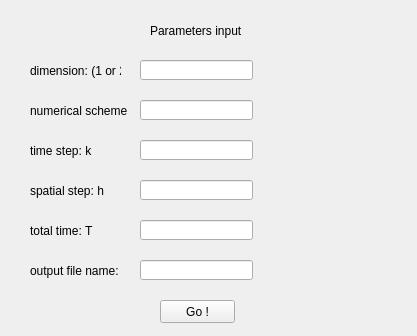
This is QT/heat_equation.ui in reposetory/FEM-A-1 as Qt 5 draws it before an edit. The edited form follows.
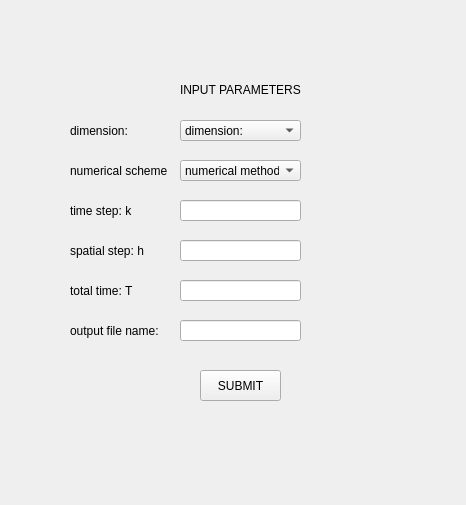
This is the edited form.

The edit to the form file:
```diff
--- a/QT/heat_equation.ui
+++ b/QT/heat_equation.ui
@@ -6,67 +6,31 @@
    <rect>
     <x>0</x>
     <y>0</y>
-    <width>417</width>
-    <height>336</height>
+    <width>466</width>
+    <height>505</height>
    </rect>
   </property>
   <property name="windowTitle">
    <string>heat_equation</string>
   </property>
-  <widget class="QLineEdit" name="dimension">
-   <property name="geometry">
-    <rect>
-     <x>140</x>
-     <y>60</y>
-     <width>113</width>
-     <height>20</height>
-    </rect>
-   </property>
-  </widget>
-  <widget class="QLabel" name="label">
-   <property name="geometry">
-    <rect>
-     <x>150</x>
-     <y>20</y>
-     <width>141</width>
-     <height>21</height>
-    </rect>
-   </property>
-   <property name="text">
-    <string>Parameters input</string>
-   </property>
-  </widget>
   <widget class="QLabel" name="label_2">
    <property name="geometry">
     <rect>
-     <x>30</x>
-     <y>60</y>
+     <x>70</x>
+     <y>120</y>
      <width>91</width>
      <height>21</height>
     </rect>
    </property>
    <property name="text">
-    <string>dimension: (1 or 2)</string>
-   </property>
-  </widget>
-  <widget class="QLineEdit" name="num_scheme">
-   <property name="geometry">
-    <rect>
-     <x>140</x>
-     <y>100</y>
-     <width>113</width>
-     <height>20</height>
-    </rect>
-   </property>
-   <property name="text">
-    <string/>
+    <string>dimension: </string>
    </property>
   </widget>
   <widget class="QLabel" name="label_3">
    <property name="geometry">
     <rect>
-     <x>30</x>
-     <y>100</y>
+     <x>70</x>
+     <y>160</y>
      <width>101</width>
      <height>21</height>
     </rect>
@@ -78,8 +42,8 @@
   <widget class="QLabel" name="label_4">
    <property name="geometry">
     <rect>
-     <x>30</x>
-     <y>140</y>
+     <x>70</x>
+     <y>200</y>
      <width>101</width>
      <height>21</height>
     </rect>
@@ -91,10 +55,10 @@
   <widget class="QLineEdit" name="time_step">
    <property name="geometry">
     <rect>
-     <x>140</x>
-     <y>140</y>
-     <width>113</width>
-     <height>20</height>
+     <x>180</x>
+     <y>200</y>
+     <width>121</width>
+     <height>21</height>
     </rect>
    </property>
    <property name="text">
@@ -104,23 +68,23 @@
   <widget class="QLabel" name="label_5">
    <property name="geometry">
     <rect>
-     <x>30</x>
-     <y>180</y>
+     <x>70</x>
+     <y>240</y>
      <width>101</width>
      <height>21</height>
     </rect>
    </property>
    <property name="text">
-    <string>spatial step: h</string>
+    <string>spatial step: h </string>
    </property>
   </widget>
   <widget class="QLineEdit" name="space_step">
    <property name="geometry">
     <rect>
-     <x>140</x>
-     <y>180</y>
-     <width>113</width>
-     <height>20</height>
+     <x>180</x>
+     <y>240</y>
+     <width>121</width>
+     <height>21</height>
     </rect>
    </property>
    <property name="text">
@@ -130,8 +94,8 @@
   <widget class="QLabel" name="label_6">
    <property name="geometry">
     <rect>
-     <x>30</x>
-     <y>220</y>
+     <x>70</x>
+     <y>280</y>
      <width>101</width>
      <height>21</height>
     </rect>
@@ -143,10 +107,10 @@
   <widget class="QLineEdit" name="total_time">
    <property name="geometry">
     <rect>
-     <x>140</x>
-     <y>220</y>
-     <width>113</width>
-     <height>20</height>
+     <x>180</x>
+     <y>280</y>
+     <width>121</width>
+     <height>21</height>
     </rect>
    </property>
    <property name="text">
@@ -156,23 +120,23 @@
   <widget class="QPushButton" name="goButton">
    <property name="geometry">
     <rect>
-     <x>160</x>
-     <y>300</y>
-     <width>75</width>
-     <height>23</height>
+     <x>200</x>
+     <y>370</y>
+     <width>81</width>
+     <height>31</height>
     </rect>
    </property>
    <property name="text">
-    <string>Go !</string>
+    <string>SUBMIT</string>
    </property>
   </widget>
   <widget class="QLineEdit" name="output_file_name">
    <property name="geometry">
     <rect>
-     <x>140</x>
-     <y>260</y>
-     <width>113</width>
-     <height>20</height>
+     <x>180</x>
+     <y>320</y>
+     <width>121</width>
+     <height>21</height>
     </rect>
    </property>
    <property name="text">
@@ -182,8 +146,8 @@
   <widget class="QLabel" name="label_7">
    <property name="geometry">
     <rect>
-     <x>30</x>
-     <y>260</y>
+     <x>70</x>
+     <y>320</y>
      <width>101</width>
      <height>21</height>
     </rect>
@@ -192,6 +156,64 @@
     <string>output file name:</string>
    </property>
   </widget>
+  <widget class="QComboBox" name="comboBox_dim">
+   <property name="geometry">
+    <rect>
+     <x>180</x>
+     <y>120</y>
+     <width>121</width>
+     <height>21</height>
+    </rect>
+   </property>
+   <item>
+    <property name="text">
+     <string>dimension:</string>
+    </property>
+   </item>
+   <item>
+    <property name="text">
+     <string>1</string>
+    </property>
+   </item>
+   <item>
+    <property name="text">
+     <string>2</string>
+    </property>
+   </item>
+   <item>
+    <property name="text">
+     <string>3</string>
+    </property>
+   </item>
+  </widget>
+  <widget class="QComboBox" name="comboBox_num_scheme">
+   <property name="geometry">
+    <rect>
+     <x>180</x>
+     <y>160</y>
+     <width>121</width>
+     <height>21</height>
+    </rect>
+   </property>
+   <item>
+    <property name="text">
+     <string>numerical method:</string>
+    </property>
+   </item>
+  </widget>
+  <widget class="QLabel" name="label_8">
+   <property name="geometry">
+    <rect>
+     <x>180</x>
+     <y>80</y>
+     <width>171</width>
+     <height>20</height>
+    </rect>
+   </property>
+   <property name="text">
+    <string>INPUT PARAMETERS</string>
+   </property>
+  </widget>
  </widget>
  <layoutdefault spacing="6" margin="11"/>
  <resources/>
```
Left out of the diff: 19 changed lines with no effect on the pictures.
